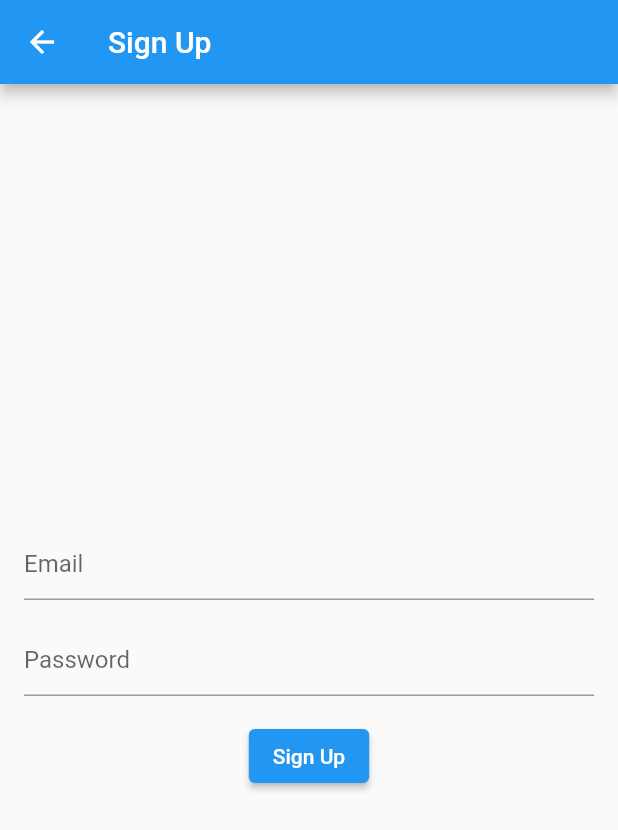
After one commit to NoCAP-Capstone-Sem-2-2023/Iwipe, a Flutter app: the SignUpPage screen opened by its route, on a phone screen of 412 x 824 dp. The commit adds this screen. Shown: the top 830 px of the screen. Run offline on Flutter 3.47's test engine with Material 2 defaults, Android fonts, the phone set to English and light mode, and no system bars; generated files the repository leaves out were written again.

Commit message:
sketch Sign in and Sign up + flow

```diff
--- a/lib/main.dart
+++ b/lib/main.dart
@@ -4,6 +4,8 @@ import 'package:flutter_localizations/flutter_localizations.dart';
 import 'package:flutter_gen/gen_l10n/app_localizations.dart';
 import 'views/landingPage.dart';
 import 'views/authPage.dart';
+import 'views/signUpPage.dart';
+import 'views/signInPage.dart';
 
 class MyApp extends StatefulWidget {
   @override
@@ -43,6 +45,8 @@ class _MyAppState extends State<MyApp> {
       routes: {
         '/': (context) => LandingPage(changeLanguage: _changeLanguage),
         '/auth': (context) => AuthPage(currentLocale: _currentLocale),
+        '/signup': (context) => SignUpPage(currentLocale: _currentLocale),
+        '/signin': (context) => SignInPage(currentLocale: _currentLocale),
       },
     );
   }
--- a/lib/views/authPage.dart
+++ b/lib/views/authPage.dart
@@ -1,6 +1,7 @@
 import 'package:flutter/material.dart';
 import 'package:flutter_gen/gen_l10n/app_localizations.dart';
 import 'package:flutter_localizations/flutter_localizations.dart';
+import '';
 
 class AuthPage extends StatelessWidget {
   final Locale? currentLocale;
@@ -38,12 +39,15 @@ class AuthPage extends StatelessWidget {
               ElevatedButton(
                 onPressed: () {
                   // TODO: Implement sign in logic
+
+                  Navigator.pushNamed(context, '/signin');
                 },
                 child: Text(AppLocalizations.of(context)!.signIn),
               ),
               ElevatedButton(
                 onPressed: () {
                   // TODO: Implement sign up logic
+                  Navigator.pushNamed(context, '/signup');
                 },
                 child: Text(AppLocalizations.of(context)!.signUp),
               ),
--- /dev/null
+++ b/lib/views/signUpPage.dart
@@ -0,0 +1,42 @@
+import 'package:flutter/material.dart';
+import 'package:flutter_gen/gen_l10n/app_localizations.dart';
+import 'package:flutter_localizations/flutter_localizations.dart';
+
+class SignUpPage extends StatelessWidget {
+
+  final Locale? currentLocale;
+
+  SignUpPage({this.currentLocale});
+
+  @override
+  Widget build(BuildContext context) {
+    return Scaffold(
+      appBar: AppBar(
+        title: Text(AppLocalizations.of(context)!.signUp),
+      ),
+      body: Padding(
+        padding: EdgeInsets.all(16.0),
+        child: Column(
+          mainAxisAlignment: MainAxisAlignment.center,
+          children: [
+            TextField(
+              decoration: InputDecoration(hintText: AppLocalizations.of(context)!.email),
+            ),
+            SizedBox(height: 16),
+            TextField(
+              decoration: InputDecoration(hintText: AppLocalizations.of(context)!.password),
+              obscureText: true,
+            ),
+            SizedBox(height: 16),
+            ElevatedButton(
+              onPressed: () {
+                // TODO: Implement sign-up logic
+              },
+              child: Text(AppLocalizations.of(context)!.signUp),
+            ),
+          ],
+        ),
+      ),
+    );
+  }
+}
```
Also changed, not shown: lib/views/signInPage.dart (added, +41 -0 lines).
